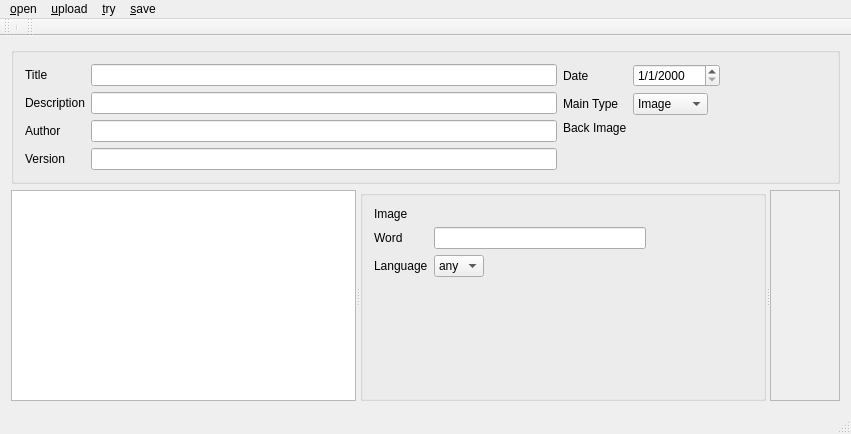
This is mainwindow.ui in KDE/pairs as Qt 5 draws it before an edit. The edited form follows.
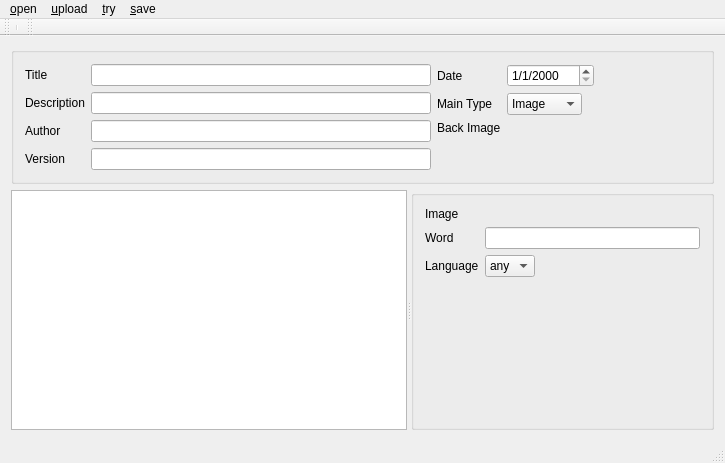
This is the edited form. Custom widgets are drawn as their Qt base class.

Patch:
```diff
--- a/mainwindow.ui
+++ b/mainwindow.ui
@@ -6,16 +6,16 @@
    <rect>
     <x>0</x>
     <y>0</y>
-    <width>851</width>
-    <height>434</height>
+    <width>725</width>
+    <height>463</height>
    </rect>
   </property>
   <property name="windowTitle">
    <string>MainWindow</string>
   </property>
   <widget class="QWidget" name="centralWidget">
-   <layout class="QVBoxLayout" name="verticalLayout">
-    <item>
+   <layout class="QGridLayout" name="gridLayout">
+    <item row="0" column="0">
      <widget class="QGroupBox" name="groupBox_2">
       <property name="sizePolicy">
        <sizepolicy hsizetype="Preferred" vsizetype="Maximum">
@@ -162,16 +162,25 @@
       </layout>
      </widget>
     </item>
-    <item>
-     <widget class="QSplitter" name="splitter_2">
-      <property name="orientation">
-       <enum>Qt::Horizontal</enum>
-      </property>
+    <item row="1" column="0">
       <widget class="QSplitter" name="splitter">
        <property name="orientation">
         <enum>Qt::Horizontal</enum>
        </property>
-       <widget class="QTreeView" name="treeView"/>
+      <widget class="QTreeView" name="treeView">
+       <property name="sizePolicy">
+        <sizepolicy hsizetype="Fixed" vsizetype="Expanding">
+         <horstretch>0</horstretch>
+         <verstretch>0</verstretch>
+        </sizepolicy>
+       </property>
+       <property name="minimumSize">
+        <size>
+         <width>100</width>
+         <height>0</height>
+        </size>
+       </property>
+      </widget>
        <widget class="QGroupBox" name="groupBox">
         <property name="sizePolicy">
          <sizepolicy hsizetype="Maximum" vsizetype="Maximum">
@@ -182,8 +191,6 @@
         <property name="title">
          <string/>
         </property>
-        <layout class="QHBoxLayout" name="horizontalLayout_2">
-         <item>
           <layout class="QFormLayout" name="formLayout_3">
            <property name="fieldGrowthPolicy">
             <enum>QFormLayout::ExpandingFieldsGrow</enum>
@@ -259,22 +266,8 @@
              </item>
             </widget>
            </item>
-          </layout>
-         </item>
-         <item>
+        <item row="3" column="1">
           <widget class="QLabel" name="itemLabel">
-           <property name="sizePolicy">
-            <sizepolicy hsizetype="Maximum" vsizetype="Maximum">
-             <horstretch>0</horstretch>
-             <verstretch>0</verstretch>
-            </sizepolicy>
-           </property>
-           <property name="minimumSize">
-            <size>
-             <width>100</width>
-             <height>100</height>
-            </size>
-           </property>
            <property name="text">
             <string/>
            </property>
@@ -286,28 +279,6 @@
         </layout>
        </widget>
       </widget>
-      <widget class="QScrollArea" name="scrollArea">
-       <property name="sizePolicy">
-        <sizepolicy hsizetype="Maximum" vsizetype="Maximum">
-         <horstretch>0</horstretch>
-         <verstretch>0</verstretch>
-        </sizepolicy>
-       </property>
-       <property name="widgetResizable">
-        <bool>true</bool>
-       </property>
-       <widget class="QWidget" name="scrollAreaWidgetContents">
-        <property name="geometry">
-         <rect>
-          <x>0</x>
-          <y>0</y>
-          <width>70</width>
-          <height>245</height>
-         </rect>
-        </property>
-       </widget>
-      </widget>
-     </widget>
     </item>
    </layout>
   </widget>
@@ -316,8 +287,8 @@
     <rect>
      <x>0</x>
      <y>0</y>
-     <width>851</width>
-     <height>21</height>
+     <width>725</width>
+     <height>20</height>
     </rect>
    </property>
    <widget class="QMenu" name="menu_open">
```
Lines whose indentation alone changed are shown as unchanged.
